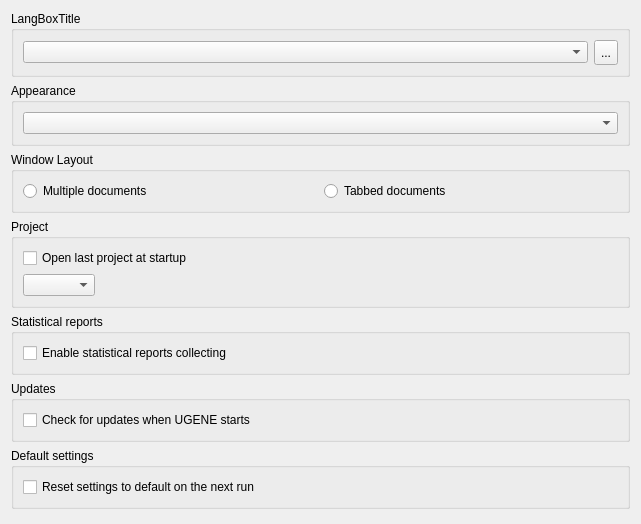
First picture: the form in src/ugeneui/src/app_settings/user_apps_settings/UserApplicationsSettingsWidget.ui, repository violethaze74/ugene, before the edit.
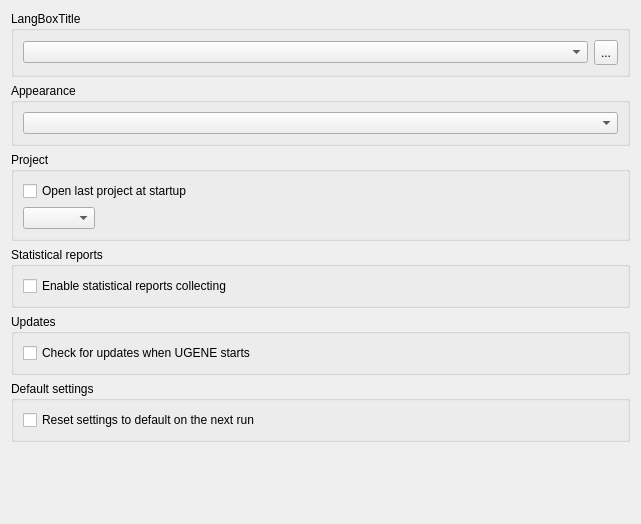
Second picture: the form after the edit.

Commit message: UGENE-5338. Move Tabbed documents option to Window menu

What changed in the file:
```diff
--- a/src/ugeneui/src/app_settings/user_apps_settings/UserApplicationsSettingsWidget.ui
+++ b/src/ugeneui/src/app_settings/user_apps_settings/UserApplicationsSettingsWidget.ui
@@ -57,35 +57,6 @@
      </layout>
     </widget>
    </item>
-   <item>
-    <widget class="QGroupBox" name="groupBox_4">
-     <property name="title">
-      <string>Window Layout</string>
-     </property>
-     <layout class="QHBoxLayout" name="horizontalLayout_7">
-      <item>
-       <widget class="QRadioButton" name="mdiButton">
-        <property name="text">
-         <string>Multiple documents</string>
-        </property>
-        <attribute name="buttonGroup">
-         <string notr="true">buttonGroup</string>
-        </attribute>
-       </widget>
-      </item>
-      <item>
-       <widget class="QRadioButton" name="tabbedButton">
-        <property name="text">
-         <string>Tabbed documents</string>
-        </property>
-        <attribute name="buttonGroup">
-         <string notr="true">buttonGroup</string>
-        </attribute>
-       </widget>
-      </item>
-     </layout>
-    </widget>
-   </item>
    <item>
     <widget class="QGroupBox" name="projectBox">
      <property name="title">
```
The commit also changes 3 other files.
